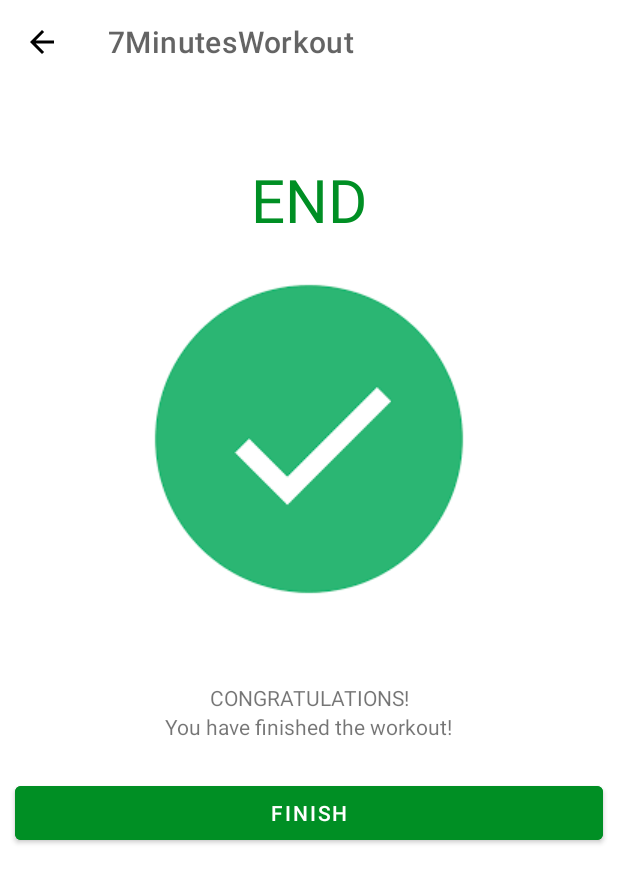
After one commit to gamarmustafa/Udemy-Kotlin-Course, an Android app: the FinalActivity screen opened directly, with no data from a screen before it, on a phone screen of 412 x 824 dp. The commit adds this screen. Shown: the top 883 px of the screen. Run offline under Robolectric (Android 15) with nearby library versions, the phone set to English and light mode, and no system bars.

Commit message:
implement finishing screen

```diff
--- a/7MinWorkoutApp/app/src/main/AndroidManifest.xml
+++ b/7MinWorkoutApp/app/src/main/AndroidManifest.xml
@@ -20,6 +20,9 @@
         android:theme="@style/Theme.7MinutesWorkout"
         tools:targetApi="31">
         <activity
+            android:name=".FinalActivity"
+            android:exported="false" />
+        <activity
             android:name=".ExerciseActivity"
             android:exported="false" />
         <activity
--- a/7MinWorkoutApp/app/src/main/java/com/example/a7minutesworkout/ExerciseActivity.kt
+++ b/7MinWorkoutApp/app/src/main/java/com/example/a7minutesworkout/ExerciseActivity.kt
@@ -1,5 +1,6 @@
 package com.example.a7minutesworkout
 
+import android.content.Intent
 import android.media.MediaPlayer
 import android.net.Uri
 import androidx.appcompat.app.AppCompatActivity
@@ -25,9 +26,11 @@ class ExerciseActivity : AppCompatActivity(), TextToSpeech.OnInitListener {
 
     private var binding: ActivityExerciseBinding? = null
 
+    private var restTimerDuration: Long = 1
     private var restTimer: CountDownTimer? = null
     private var restProgress = 0
 
+    private var exerciseTimerDuration: Long = 1
     private var exerciseTimer: CountDownTimer? = null
     private var exerciseProgress = 0
 
@@ -50,12 +53,12 @@ class ExerciseActivity : AppCompatActivity(), TextToSpeech.OnInitListener {
         if (supportActionBar != null) {
             supportActionBar?.setDisplayHomeAsUpEnabled(true)
         }
-
-        exerciseList = Constants.defaultExerciseList()
-
         binding?.toolbarExercise?.setNavigationOnClickListener {
             onBackPressed()
         }
+        exerciseList = Constants.defaultExerciseList()
+
+
         setupRestView()
         setupExerciseStatusRecyclerView()
     }
@@ -102,7 +105,7 @@ class ExerciseActivity : AppCompatActivity(), TextToSpeech.OnInitListener {
 
     private fun setRestProgressBar() {
         binding?.progressBar?.progress = restProgress
-        restTimer = object : CountDownTimer(10000, 1000) {
+        restTimer = object : CountDownTimer(restTimerDuration*1000, 1000) {
             override fun onTick(millisUntilFinished: Long) {
                 restProgress++
                 binding?.progressBar?.progress = 10 - restProgress
@@ -143,7 +146,7 @@ class ExerciseActivity : AppCompatActivity(), TextToSpeech.OnInitListener {
 
     private fun setExerciseProgressBar() {
         binding?.progressBarExercise?.progress = exerciseProgress
-        exerciseTimer = object : CountDownTimer(30000, 1000) {
+        exerciseTimer = object : CountDownTimer(exerciseTimerDuration*1000, 1000) {
             override fun onTick(millisUntilFinished: Long) {
                 exerciseProgress++
                 binding?.progressBarExercise?.progress = 30 - exerciseProgress
@@ -157,8 +160,9 @@ class ExerciseActivity : AppCompatActivity(), TextToSpeech.OnInitListener {
                 if (currentExercisePosition < exerciseList?.size!! - 1) {
                     setupRestView()
                 } else {
-                    Toast.makeText(this@ExerciseActivity, "Congratulations!", Toast.LENGTH_SHORT)
-                        .show()
+                    finish()
+                    val intent = Intent(this@ExerciseActivity, FinalActivity::class.java)
+                    startActivity(intent)
                 }
             }
         }.start()
--- /dev/null
+++ b/7MinWorkoutApp/app/src/main/java/com/example/a7minutesworkout/FinalActivity.kt
@@ -0,0 +1,30 @@
+package com.example.a7minutesworkout
+
+
+import androidx.appcompat.app.AppCompatActivity
+import android.os.Bundle
+import com.example.a7minutesworkout.databinding.ActivityFinalBinding
+
+class FinalActivity : AppCompatActivity() {
+    private var binding :ActivityFinalBinding? = null
+
+    override fun onCreate(savedInstanceState: Bundle?) {
+        super.onCreate(savedInstanceState)
+        binding = ActivityFinalBinding.inflate(layoutInflater)
+        setContentView(binding?.root)
+
+        setSupportActionBar(binding?.toolbarExercise)
+        if (supportActionBar != null) {
+            supportActionBar?.setDisplayHomeAsUpEnabled(true)
+        }
+        binding?.toolbarExercise?.setNavigationOnClickListener {
+            onBackPressed()
+        }
+
+
+        binding?.btnFinish?.setOnClickListener{
+            finish()
+
+        }
+    }
+}
--- /dev/null
+++ b/7MinWorkoutApp/app/src/main/res/layout/activity_final.xml
@@ -0,0 +1,72 @@
+<?xml version="1.0" encoding="utf-8"?>
+<androidx.constraintlayout.widget.ConstraintLayout xmlns:android="http://schemas.android.com/apk/res/android"
+    xmlns:app="http://schemas.android.com/apk/res-auto"
+    xmlns:tools="http://schemas.android.com/tools"
+    android:layout_width="match_parent"
+    android:layout_height="match_parent"
+    tools:context=".FinalActivity">
+
+    <androidx.appcompat.widget.Toolbar
+        android:id="@+id/toolbarExercise"
+        android:layout_width="match_parent"
+        android:layout_height="?android:attr/actionBarSize"
+        android:background="@color/white"
+        android:theme="@style/ToolbarTheme"
+        app:layout_constraintTop_toTopOf="parent"
+        app:titleTextColor="@color/colorPrimary" />
+
+    <TextView
+        android:id="@+id/end"
+        android:layout_width="wrap_content"
+        android:layout_height="wrap_content"
+        android:text="END"
+        android:textColor="@color/colorAccent"
+        android:layout_marginTop="50dp"
+        android:textSize="40sp"
+        app:layout_constraintEnd_toEndOf="parent"
+        app:layout_constraintStart_toStartOf="parent"
+        app:layout_constraintTop_toBottomOf="@id/toolbarExercise" />
+
+    <ImageView
+        android:id="@+id/done"
+        android:layout_marginTop="20dp"
+        android:layout_width="wrap_content"
+        android:layout_height="wrap_content"
+        android:src="@drawable/done"
+        app:layout_constraintEnd_toEndOf="parent"
+        app:layout_constraintStart_toStartOf="parent"
+        app:layout_constraintTop_toBottomOf="@id/end" />
+
+    <TextView
+        android:id="@+id/congrats"
+        android:layout_width="wrap_content"
+        android:layout_height="wrap_content"
+        android:text="CONGRATULATIONS!"
+        app:layout_constraintEnd_toEndOf="parent"
+        app:layout_constraintStart_toStartOf="parent"
+        app:layout_constraintTop_toBottomOf="@id/done"
+        android:layout_marginTop="50dp"/>
+    <TextView
+        android:id="@+id/finish"
+        android:layout_width="wrap_content"
+        android:layout_height="wrap_content"
+        android:text="You have finished the workout!"
+        app:layout_constraintEnd_toEndOf="parent"
+        app:layout_constraintStart_toStartOf="parent"
+        app:layout_constraintTop_toBottomOf="@id/congrats"
+        />
+
+    <Button
+        android:id="@+id/btnFinish"
+        android:layout_width="match_parent"
+        android:layout_height="wrap_content"
+        android:layout_marginStart="10dp"
+        android:layout_marginTop="24dp"
+        android:layout_marginEnd="10dp"
+        android:text="Finish"
+        android:backgroundTint="@color/colorAccent"
+        app:layout_constraintEnd_toEndOf="parent"
+        app:layout_constraintHorizontal_bias="1.0"
+        app:layout_constraintStart_toStartOf="parent"
+        app:layout_constraintTop_toBottomOf="@id/finish" />
+</androidx.constraintlayout.widget.ConstraintLayout>
```
Also changed, not shown: 7MinWorkoutApp/app/src/main/res/drawable/done.png (added).
